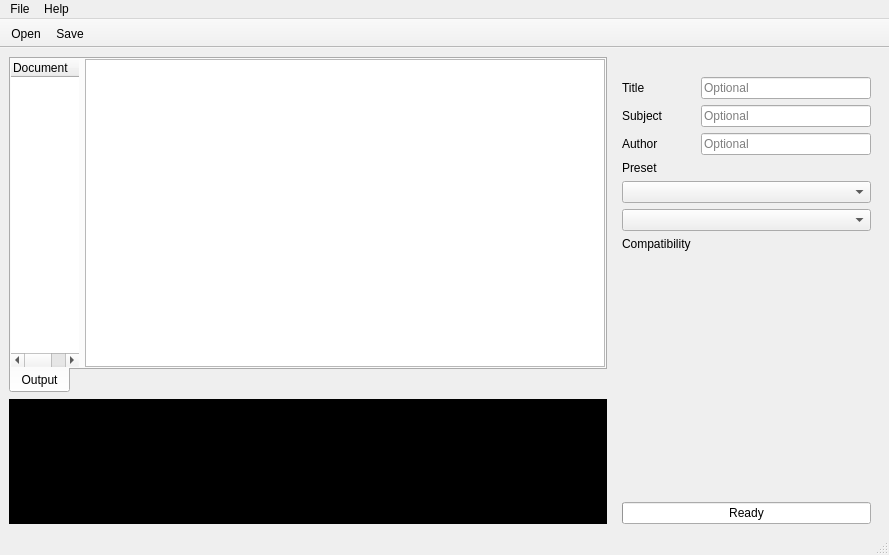
First picture: the form in assets/fusepdf.ui, repository nettstudio/fusepdf, before the edit.
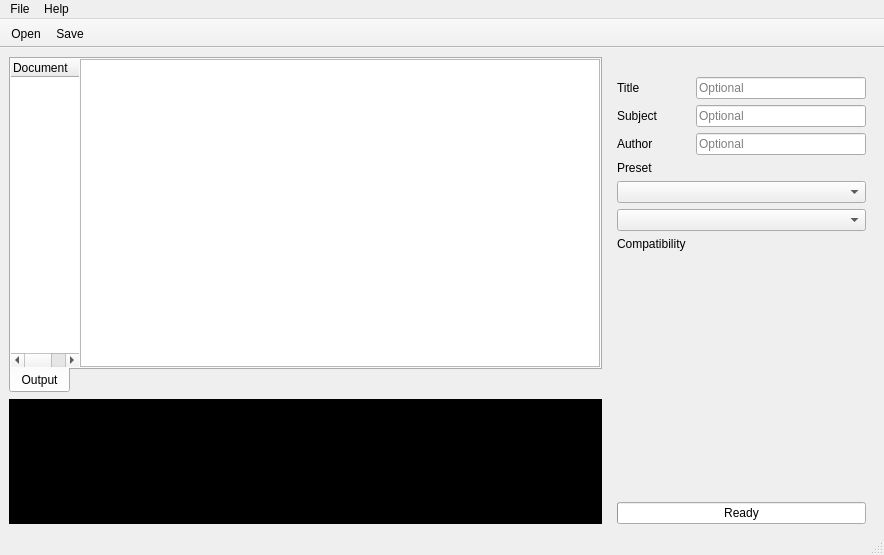
Second picture: the form after the edit. Icons and pictures are not drawn. Custom widgets are drawn as their Qt base class.

```diff
--- a/assets/fusepdf.ui
+++ b/assets/fusepdf.ui
@@ -54,7 +54,7 @@
          </attribute>
          <layout class="QHBoxLayout" name="horizontalLayout_2">
           <property name="spacing">
-           <number>6</number>
+           <number>1</number>
           </property>
           <property name="leftMargin">
            <number>0</number>
```
